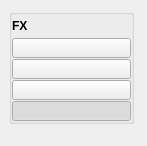
This is tentacle/ui/vfx.ui in m3trik/tentacle as Qt 5 draws it before an edit. The edited form follows.
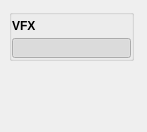
This is the edited form. Custom widgets are drawn as their Qt base class.

What changed in the file:
```diff
--- a/tentacle/ui/vfx.ui
+++ b/tentacle/ui/vfx.ui
@@ -10,7 +10,7 @@
     <x>0</x>
     <y>0</y>
     <width>147</width>
-    <height>146</height>
+    <height>132</height>
    </rect>
   </property>
   <property name="minimumSize">
@@ -98,64 +98,7 @@
             </font>
            </property>
            <property name="text">
-            <string>FX</string>
-           </property>
-          </widget>
-         </item>
-         <item>
-          <widget class="QPushButton" name="b001">
-           <property name="minimumSize">
-            <size>
-             <width>0</width>
-             <height>20</height>
-            </size>
-           </property>
-           <property name="maximumSize">
-            <size>
-             <width>999</width>
-             <height>20</height>
-            </size>
-           </property>
-           <property name="text">
-            <string/>
-           </property>
-          </widget>
-         </item>
-         <item>
-          <widget class="QPushButton" name="b002">
-           <property name="minimumSize">
-            <size>
-             <width>0</width>
-             <height>20</height>
-            </size>
-           </property>
-           <property name="maximumSize">
-            <size>
-             <width>999</width>
-             <height>20</height>
-            </size>
-           </property>
-           <property name="text">
-            <string/>
-           </property>
-          </widget>
-         </item>
-         <item>
-          <widget class="QPushButton" name="b003">
-           <property name="minimumSize">
-            <size>
-             <width>0</width>
-             <height>20</height>
-            </size>
-           </property>
-           <property name="maximumSize">
-            <size>
-             <width>999</width>
-             <height>20</height>
-            </size>
-           </property>
-           <property name="text">
-            <string/>
+            <string>VFX</string>
            </property>
           </widget>
          </item>
```
